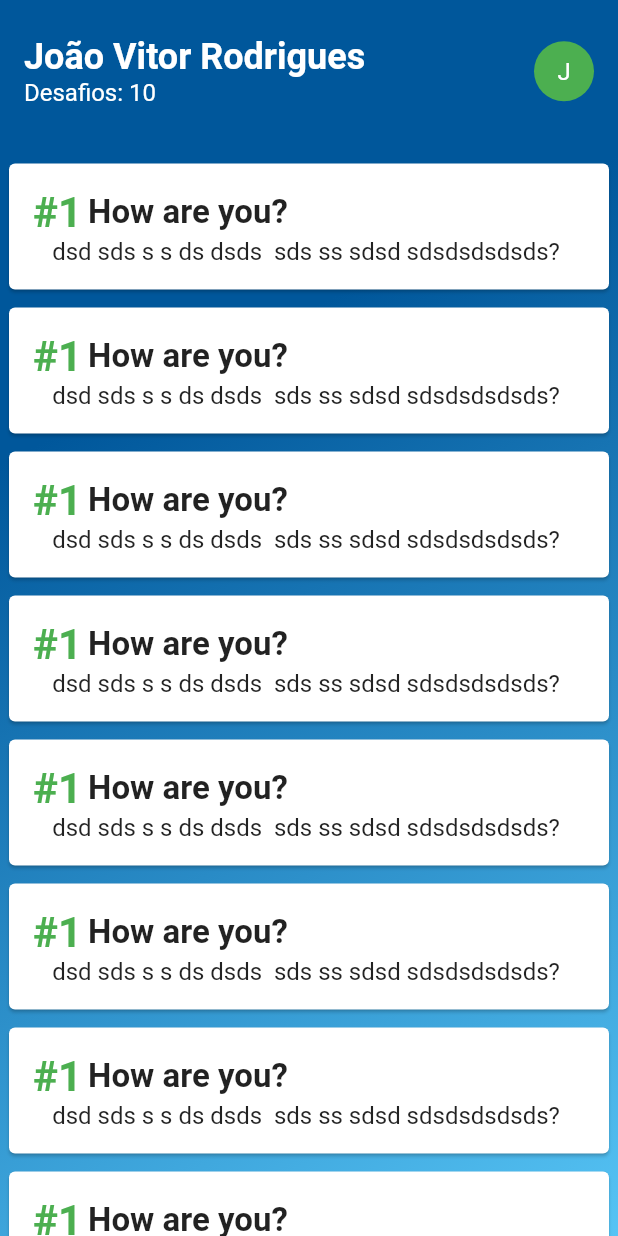
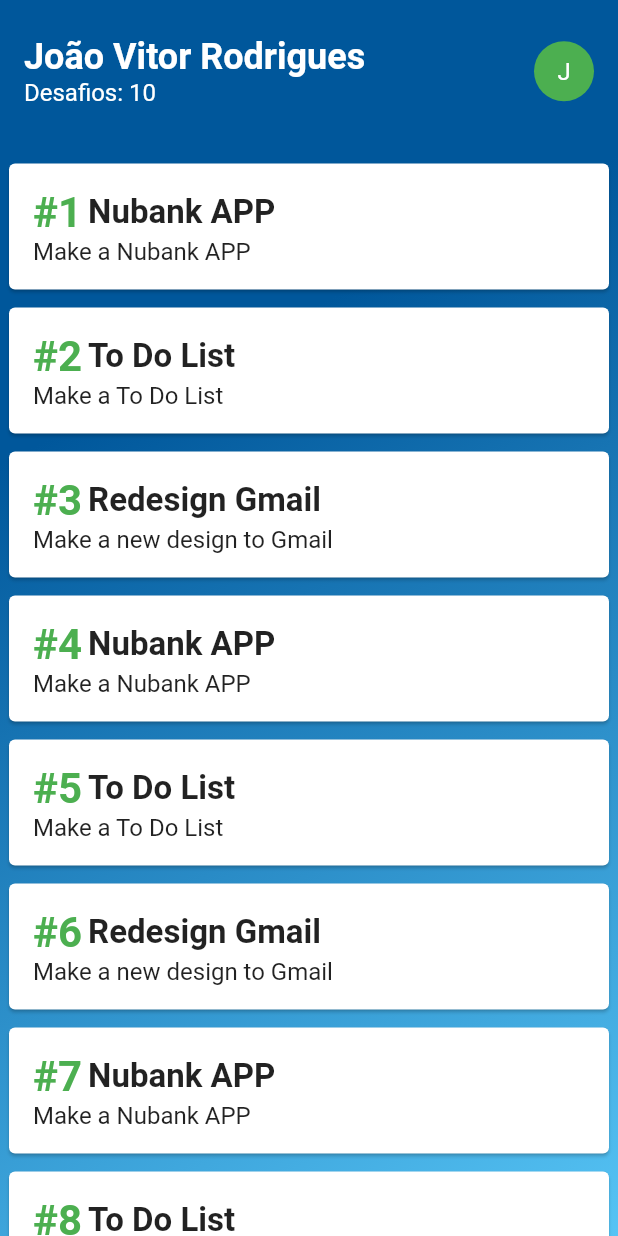
Before and after one commit to guilhermehrq/hackathon_flutter_2019, a Flutter app: the screen it shows after launch, on a phone screen of 412 x 824 dp. Run offline on Flutter 3.47's test engine with Material 2 defaults, Android fonts, the phone set to English and light mode, and no system bars.

Commit message:
Fix cards

```diff
--- a/lib/card_challange.dart
+++ b/lib/card_challange.dart
@@ -1,13 +1,31 @@
 import 'package:flutter/material.dart';
 
 class CardChallenge extends StatefulWidget {
+  int _index;
+  String _title;
+  String _description;
 
+  CardChallenge(int index, String title, String description) {
+    this._index = index;
+    this._title = title;
+    this._description = description;
+  }
 
   @override
-  _CardChallengeState createState() => _CardChallengeState();
+  _CardChallengeState createState() => _CardChallengeState(_index, _title, _description);
 }
 
 class _CardChallengeState extends State<CardChallenge> {
+  int _index;
+  String _title;
+  String _description;
+
+  _CardChallengeState(int index, String title, String description) {
+    this._index = index;
+    this._title = title;
+    this._description = description;
+  }
+
   @override
   Widget build(BuildContext context) {
     return GestureDetector(
@@ -21,22 +39,23 @@ class _CardChallengeState extends State<CardChallenge> {
                   width: MediaQuery.of(context).size.width,
                   padding: EdgeInsets.all(16.0),
                   child: Column(
+                    crossAxisAlignment: CrossAxisAlignment.start,
                     children: <Widget>[
                       Row(
                         children: <Widget>[
                           Container(
                             margin: EdgeInsets.only(right: 4.0),
-                            child: Text('#1', style: TextStyle(fontSize: 28.0, fontWeight: FontWeight.bold, color: Colors.green),),
+                            child: Text('#$_index', style: TextStyle(fontSize: 28.0, fontWeight: FontWeight.bold, color: Colors.green),),
                           ),
                           Container(
                             margin: EdgeInsets.only(right: 4.0),
-                            child: Text('How are you?', style: TextStyle(fontSize: 22.0, fontWeight: FontWeight.bold),),
+                            child: Text(_title, style: TextStyle(fontSize: 22.0, fontWeight: FontWeight.bold),),
                           ),
                         ],
                       ),
                       Container(
                         margin: EdgeInsets.only(right: 4.0),
-                        child: Text('dsd sds s s ds dsds  sds ss sdsd sdsdsdsdsds?', style: TextStyle(fontSize: 16.0,),),
+                        child: Text(_description, style: TextStyle(fontSize: 16.0,),),
                       )
                     ],
                   ),
--- a/lib/ui/home.dart
+++ b/lib/ui/home.dart
@@ -67,19 +67,21 @@ class _HomeState extends State<Home> {
                 ],
               ),
             ),
-            CardChallenge(),
-            CardChallenge(),
-            CardChallenge(),
-            CardChallenge(),
-            CardChallenge(),
-            CardChallenge(),
-            CardChallenge(),
-            CardChallenge(),
-            CardChallenge(),
-            CardChallenge(),
-            CardChallenge(),
-            CardChallenge(),
-            CardChallenge(),
+            CardChallenge(1, 'Nubank APP', 'Make a Nubank APP'),
+            CardChallenge(2, 'To Do List', 'Make a To Do List'),
+            CardChallenge(3, 'Redesign Gmail', 'Make a new design to Gmail'),
+            CardChallenge(4, 'Nubank APP', 'Make a Nubank APP'),
+            CardChallenge(5, 'To Do List', 'Make a To Do List'),
+            CardChallenge(6, 'Redesign Gmail', 'Make a new design to Gmail'),
+            CardChallenge(7, 'Nubank APP', 'Make a Nubank APP'),
+            CardChallenge(8, 'To Do List', 'Make a To Do List'),
+            CardChallenge(9, 'Redesign Gmail', 'Make a new design to Gmail'),
+            CardChallenge(10, 'Nubank APP', 'Make a Nubank APP'),
+            CardChallenge(11, 'To Do List', 'Make a To Do List'),
+            CardChallenge(12, 'Redesign Gmail', 'Make a new design to Gmail'),
+            CardChallenge(13, 'Nubank APP', 'Make a Nubank APP'),
+            CardChallenge(14, 'To Do List', 'Make a To Do List'),
+            CardChallenge(15, 'Redesign Gmail', 'Make a new design to Gmail'),
           ],
         ),
       ),
```
